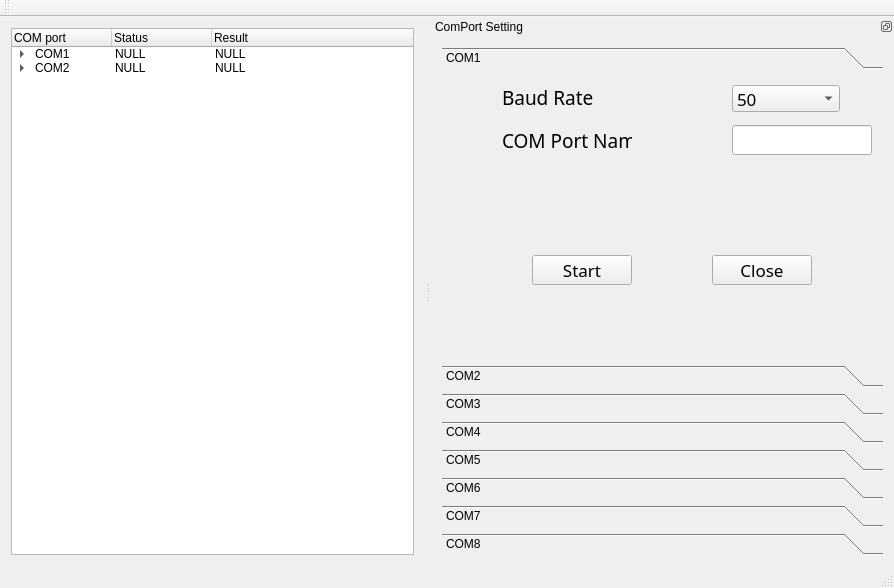
soso7885/QTvcom_test, file mainwindow.ui: the form before one commit.
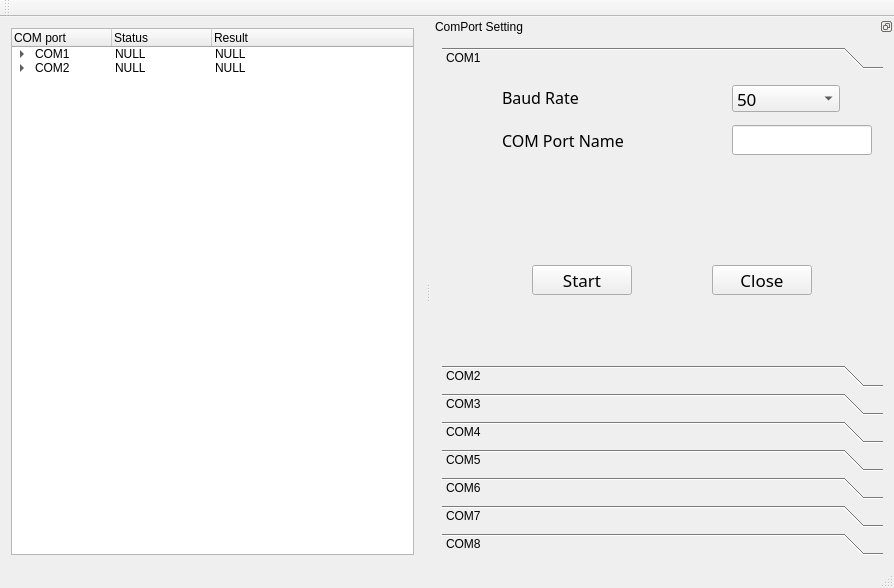
The form after the commit.

```diff
--- a/mainwindow.ui
+++ b/mainwindow.ui
@@ -213,7 +213,7 @@
          <property name="font">
           <font>
            <family>Futura</family>
-           <pointsize>14</pointsize>
+           <pointsize>12</pointsize>
            <weight>50</weight>
            <italic>false</italic>
            <bold>false</bold>
@@ -355,7 +355,7 @@
          <property name="font">
           <font>
            <family>Futura</family>
-           <pointsize>14</pointsize>
+           <pointsize>12</pointsize>
           </font>
          </property>
          <property name="frameShape">
@@ -382,7 +382,7 @@
          <property name="geometry">
           <rect>
            <x>90</x>
-           <y>180</y>
+           <y>190</y>
            <width>100</width>
            <height>30</height>
           </rect>
@@ -404,7 +404,7 @@
          <property name="geometry">
           <rect>
            <x>270</x>
-           <y>180</y>
+           <y>190</y>
            <width>100</width>
            <height>30</height>
           </rect>
```
Left out of the diff: 56 changed lines with no effect on the pictures.
